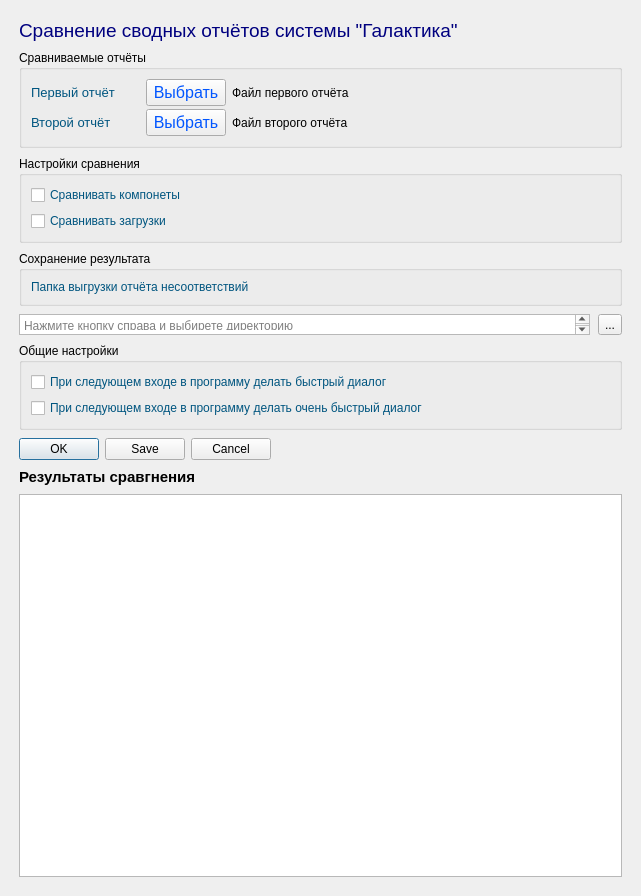
The window that _internal/compare_reports.ui (LeonidBolshakov/compare_reports) describes before a commit, drawn with Qt 5.
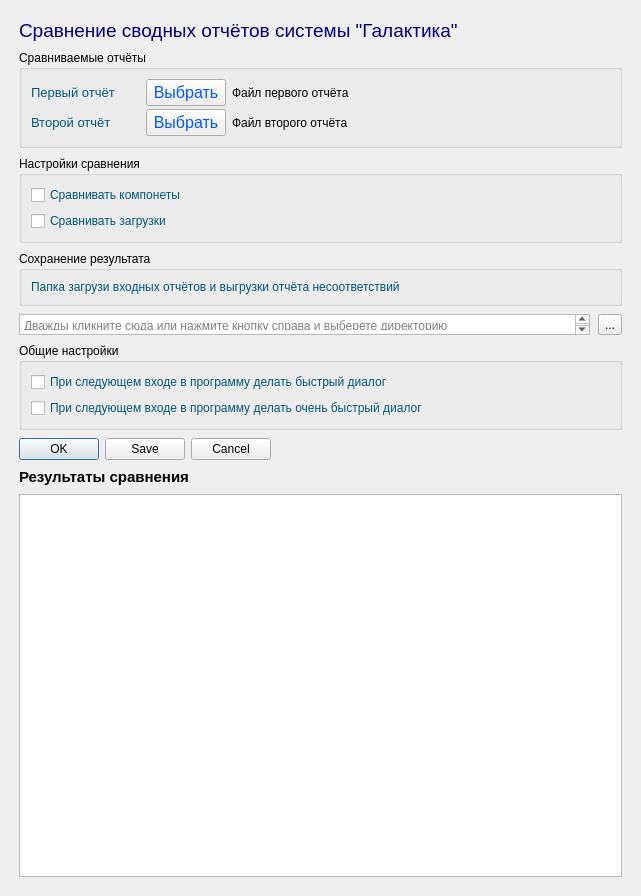
The same window after the commit. Custom widgets are drawn as their Qt base class.

What changed in the file:
```diff
--- a/_internal/compare_reports.ui
+++ b/_internal/compare_reports.ui
@@ -454,7 +454,7 @@
               </palette>
              </property>
              <property name="text">
-              <string>Папка выгрузки отчёта несоответствий</string>
+              <string>Папка загрузи входных отчётов и выгрузки отчёта несоответствий</string>
              </property>
             </widget>
            </item>
@@ -484,7 +484,7 @@
              <set>QTextEdit::AutoFormattingFlag::AutoAll</set>
             </property>
             <property name="placeholderText">
-             <string>Нажмите кнопку справа и выбирете директорию</string>
+             <string>Дважды кликните сюда или нажмите кнопку справа и выберете директорию</string>
             </property>
            </widget>
           </item>
@@ -624,7 +624,7 @@
          </font>
         </property>
         <property name="text">
-         <string>Результаты сравгнения</string>
+         <string>Результаты сравнения</string>
         </property>
        </widget>
       </item>
```
